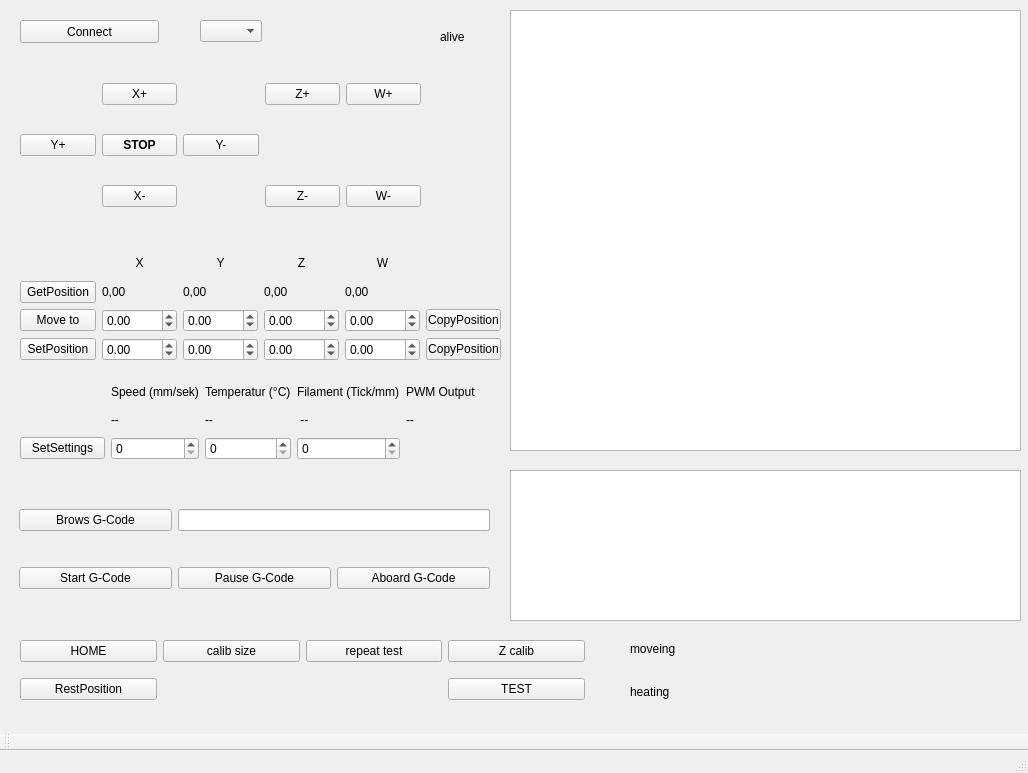
First picture: the form in CNC_MultiTool_GUI/mainwindow.ui, repository CNCMultiTool/CNC_MultiTool, before the edit.
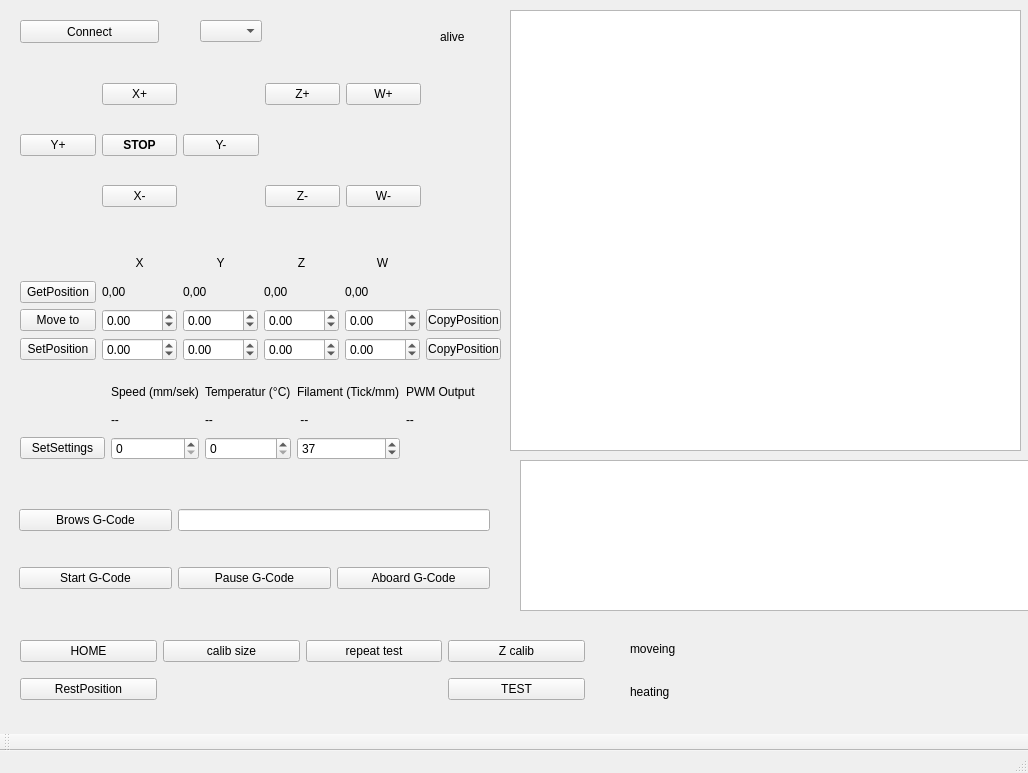
Second picture: the form after the edit.

Diff of the .ui file:
```diff
--- a/CNC_MultiTool_GUI/mainwindow.ui
+++ b/CNC_MultiTool_GUI/mainwindow.ui
@@ -781,6 +781,9 @@
        <property name="maximum">
         <number>999</number>
        </property>
+       <property name="value">
+        <number>37</number>
+       </property>
       </widget>
      </item>
      <item row="1" column="1">
@@ -919,8 +922,8 @@
     </property>
     <property name="geometry">
      <rect>
-      <x>510</x>
-      <y>470</y>
+      <x>520</x>
+      <y>460</y>
       <width>511</width>
       <height>151</height>
      </rect>
```
